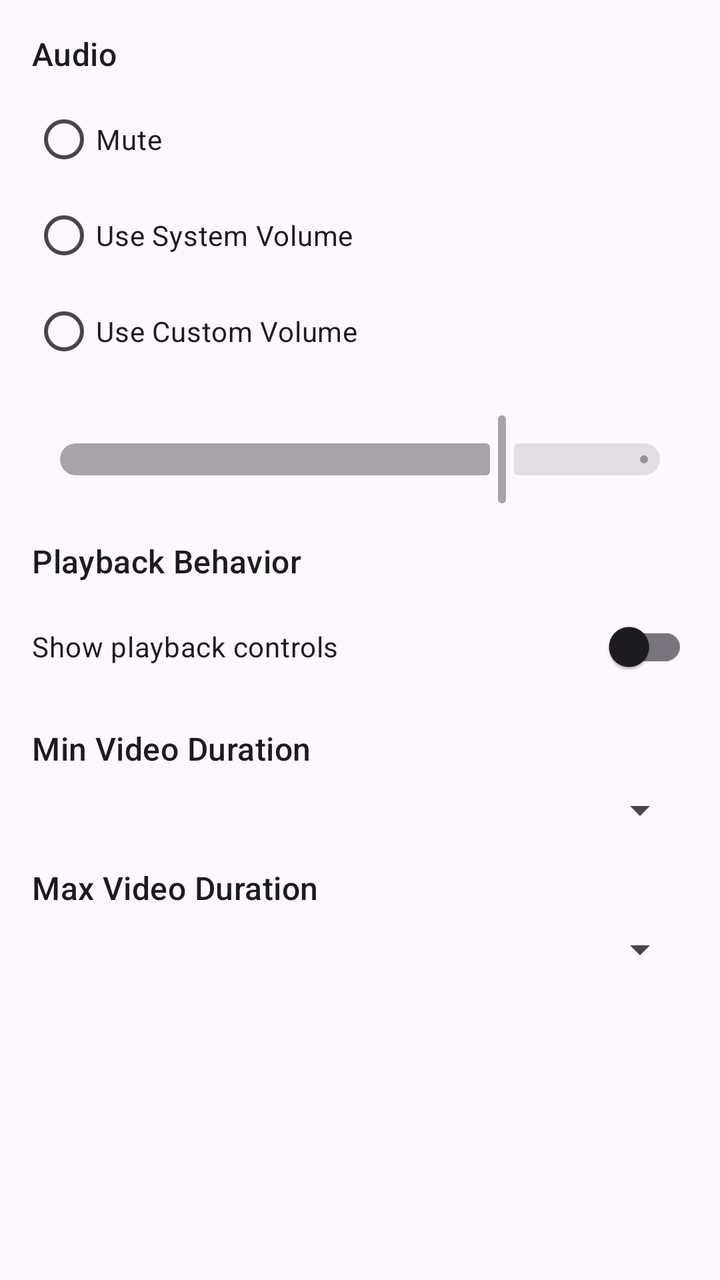
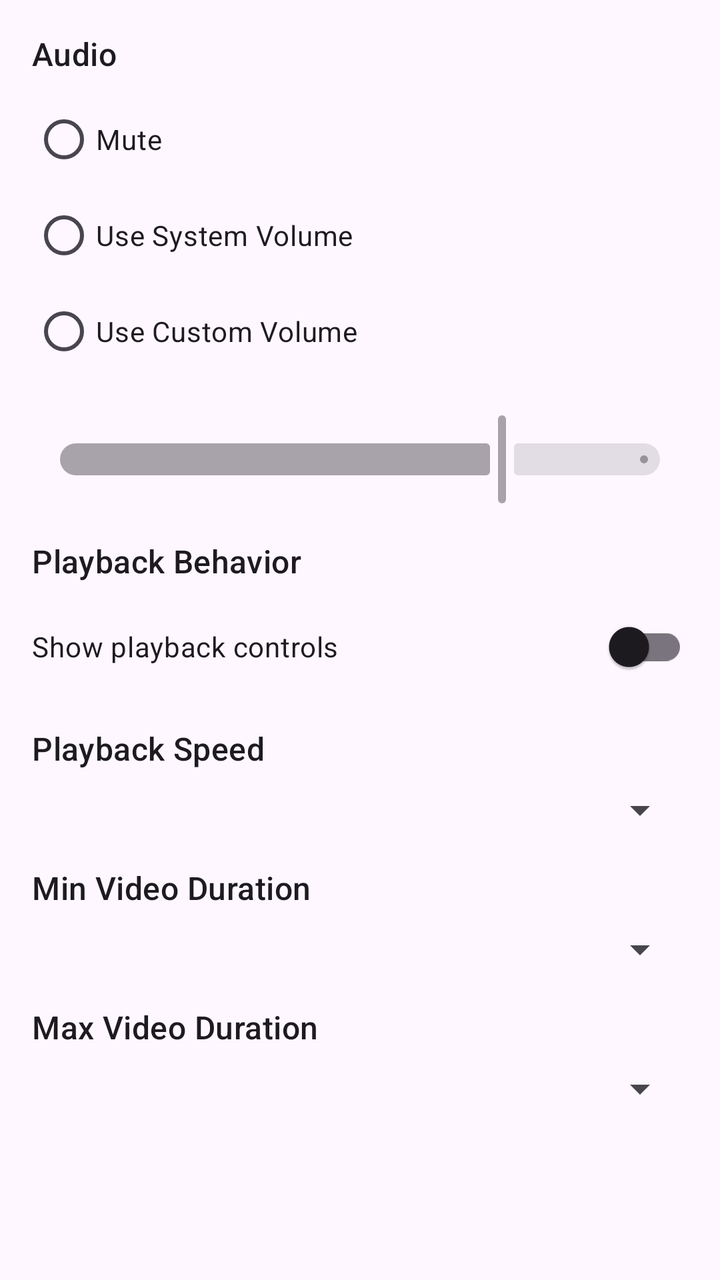

An Android layout rendered at two revisions. The XML below is the earlier revision; the diff shows what the commit changed to produce the second picture.
<!-- AndroidManifest.xml: activity theme Theme.AndroidScreensaver.Settings -->
<!-- res/layout/activity_video_playback_settings.xml -->
<?xml version="1.0" encoding="utf-8"?>
<androidx.core.widget.NestedScrollView xmlns:android="http://schemas.android.com/apk/res/android"
    xmlns:app="http://schemas.android.com/apk/res-auto"
    android:layout_width="match_parent"
    android:layout_height="match_parent"
    android:fitsSystemWindows="true">

    <LinearLayout
        android:layout_width="match_parent"
        android:layout_height="wrap_content"
        android:orientation="vertical"
        android:padding="16dp">

        
        <TextView
            android:layout_width="wrap_content"
            android:layout_height="wrap_content"
            android:text="Audio"
            android:textAppearance="?attr/textAppearanceTitleMedium"
            android:layout_marginBottom="8dp" />

        <RadioGroup
            android:id="@+id/radio_audio"
            android:layout_width="match_parent"
            android:layout_height="wrap_content"
            android:layout_marginBottom="16dp">

            <RadioButton
                android:id="@+id/radio_mute"
                android:layout_width="match_parent"
                android:layout_height="wrap_content"
                android:text="Mute" />

            <RadioButton
                android:id="@+id/radio_system_volume"
                android:layout_width="match_parent"
                android:layout_height="wrap_content"
                android:text="Use System Volume" />

            <RadioButton
                android:id="@+id/radio_custom_volume"
                android:layout_width="match_parent"
                android:layout_height="wrap_content"
                android:text="Use Custom Volume" />

        </RadioGroup>

        <com.google.android.material.slider.Slider
            android:id="@+id/slider_volume"
            android:layout_width="match_parent"
            android:layout_height="wrap_content"
            android:valueFrom="0"
            android:valueTo="100"
            android:value="75"
            android:enabled="false"
            android:layout_marginBottom="16dp" />

        
        <TextView
            android:layout_width="wrap_content"
            android:layout_height="wrap_content"
            android:text="Playback Behavior"
            android:textAppearance="?attr/textAppearanceTitleMedium"
            android:layout_marginBottom="8dp" />

        <com.google.android.material.switchmaterial.SwitchMaterial
            android:id="@+id/switch_controls"
            android:layout_width="match_parent"
            android:layout_height="wrap_content"
            android:text="Show playback controls"
            android:checked="false"
            android:layout_marginBottom="16dp" />

        
        <TextView
            android:layout_width="wrap_content"
            android:layout_height="wrap_content"
            android:text="Min Video Duration"
            android:textAppearance="?attr/textAppearanceTitleMedium"
            android:layout_marginBottom="8dp" />

        <Spinner
            android:id="@+id/spinner_min_duration"
            android:layout_width="match_parent"
            android:layout_height="wrap_content"
            android:layout_marginBottom="16dp" />

        
        <TextView
            android:layout_width="wrap_content"
            android:layout_height="wrap_content"
            android:text="Max Video Duration"
            android:textAppearance="?attr/textAppearanceTitleMedium"
            android:layout_marginBottom="8dp" />

        <Spinner
            android:id="@+id/spinner_max_duration"
            android:layout_width="match_parent"
            android:layout_height="wrap_content"
            android:layout_marginBottom="16dp" />

        

    </LinearLayout>

</androidx.core.widget.NestedScrollView>
<!-- resources referenced by this layout -->
<resources>
  <style name="Theme.AndroidScreensaver.Settings" parent="Theme.Material3.Light">
          <item name="colorPrimary">@color/primary</item>
          <item name="colorPrimaryVariant">@color/primary_dark</item>
          <item name="android:statusBarColor">@color/primary_dark</item>
      </style>
  <color name="primary">#6200EE</color>
  <color name="primary_dark">#3700B3</color>
</resources>

<!-- the commit's change to res/layout/activity_video_playback_settings.xml (unified diff, before → after) -->
@@ -71,6 +71,19 @@
             android:checked="false"
             android:layout_marginBottom="16dp" />
 
+        <TextView
+            android:layout_width="wrap_content"
+            android:layout_height="wrap_content"
+            android:text="Playback Speed"
+            android:textAppearance="?attr/textAppearanceTitleMedium"
+            android:layout_marginBottom="8dp" />
+
+        <Spinner
+            android:id="@+id/spinner_playback_speed"
+            android:layout_width="match_parent"
+            android:layout_height="wrap_content"
+            android:layout_marginBottom="16dp" />
+
         
         <TextView
             android:layout_width="wrap_content"
